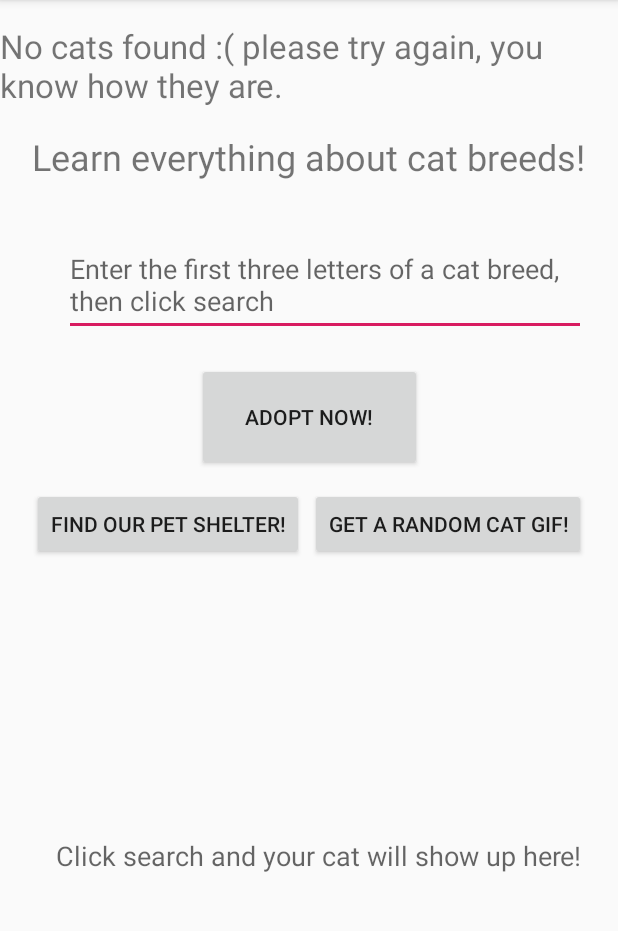
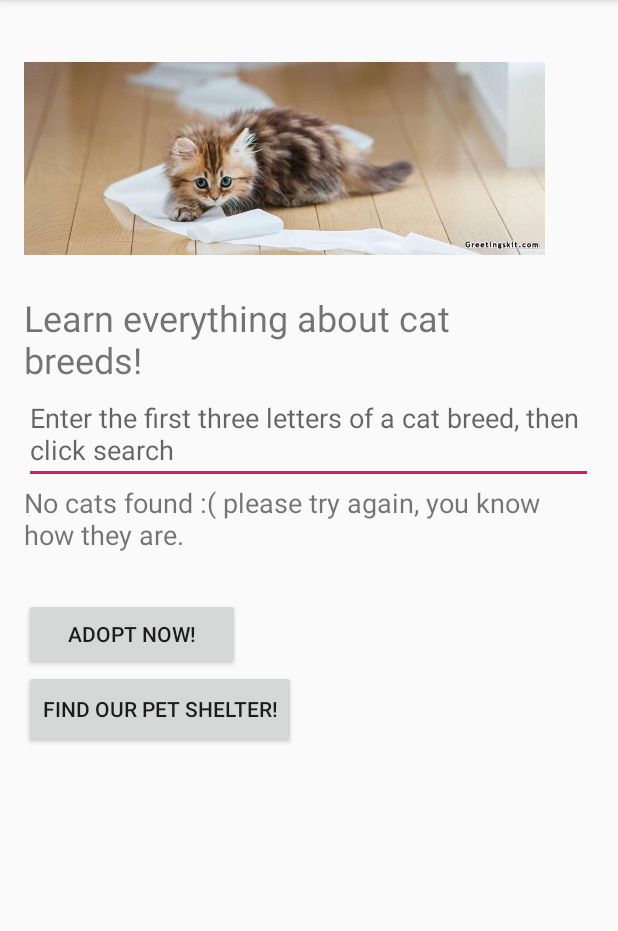
Before and after one commit to madameJeanette/WhoCat, an Android app: the screen it shows after launch (MainActivity), after a tap on "SEARCH", on a phone screen of 412 x 824 dp, the part 84-1015 px from its top. Run offline under Robolectric (Android 15) with nearby library versions, the phone set to English and light mode, and no system bars.

Commit message:
fixed crashing bug and added lnear layout and scrollview

```diff
--- a/app/src/main/java/com/example/whocat/MainActivity.java
+++ b/app/src/main/java/com/example/whocat/MainActivity.java
@@ -27,6 +27,9 @@ import java.net.URL;
 // implement LoaderManager.LoaderCallbacks<String> on MainActivity
 public class MainActivity extends AppCompatActivity implements  LoaderManager.LoaderCallbacks<String>, CatAdapter.ListItemClickListener {
 
+    //  Create a static final key to store the search's raw JSON
+    /* A constant to save and restore the JSON that is being displayed */
+    private static final String SEARCH_QUERY_URL_EXTRA = "query";
    // private TextView mCatBreedsTextView;
    // Create a constant int to uniquely identify your loader. Call it CAT_SEARCH_LOADER
    /*
@@ -53,10 +56,8 @@ public class MainActivity extends AppCompatActivity implements  LoaderManager.Lo
     private Toast mToast;
     // Create a static final key to store the query's URL
     /* A constant to save and restore the URL that is being displayed */
-    private static final String SEARCH_QUERY_URL_EXTRA = "query";
 
-    //  Create a static final key to store the search's raw JSON
-    /* A constant to save and restore the JSON that is being displayed */
+
 
 
 
@@ -83,11 +84,11 @@ public class MainActivity extends AppCompatActivity implements  LoaderManager.Lo
         mSearchBoxEditText = (EditText) findViewById(R.id.et_search_box);
 
         //get a reference to mUrlDisplayTextView
-        mUrlDisplayTextView = (TextView) findViewById(R.id.tv_url_display);
+       mUrlDisplayTextView = (TextView) findViewById(R.id.tv_url_display);
         // get a reference to mSearchResultsTextView
         mSearchResultsTextView = (TextView) findViewById(R.id.tv_cat_search_results_json);
         // Get a reference to the error TextView using findViewById
-        mErrorMessageDisplay = (TextView) findViewById(R.id.tv_error_message_display);
+      //  mErrorMessageDisplay = (TextView) findViewById(R.id.tv_error_message_display);
 
          // Get a reference to the ProgressBar using findViewById
         mLoadingIndicator = (ProgressBar) findViewById(R.id.pb_loading_indicator);
@@ -95,7 +96,6 @@ public class MainActivity extends AppCompatActivity implements  LoaderManager.Lo
         // If the savedInstanceState bundle is not null, set the text of the URL and search results TextView respectively
         if (savedInstanceState != null) {
             String queryUrl = savedInstanceState.getString(SEARCH_QUERY_URL_EXTRA);
-
 
             mUrlDisplayTextView.setText(queryUrl);
 
@@ -126,14 +126,9 @@ public class MainActivity extends AppCompatActivity implements  LoaderManager.Lo
      *
      * @param v Button that was clicked.
      */
-    public void onClickOpenWebpageGifButton(View v){
-        // Create a String that contains a URL ( make sure it starts with http:// or https:// )
-        String urlAsString = "https://randomcatgifs.com/";
 
-        // Replace the Toast with a call to openWebPage, passing in the URL String from the previous step
-        openWebPage(urlAsString);
 
-    }  public void onClickOpenAdoptButton(View v){
+      public void onClickOpenAdoptButton(View v){
         // Create a String that contains a URL ( make sure it starts with http:// or https:// )
         String urlAsString = "https://ikzoekbaas.dierenbescherming.nl/";
 
@@ -180,19 +175,19 @@ public class MainActivity extends AppCompatActivity implements  LoaderManager.Lo
              * was the simplest.
              */
             if (TextUtils.isEmpty(catQuery)) {
-                mUrlDisplayTextView.setText("No cats found :( please try again, you know how they are.");
+                mSearchResultsTextView.setText("No cats found :( please try again, you know how they are.");
                 return;
             }
 
-            URL githubSearchUrl = NetworkUtils.buildUrl(catQuery);
-            mUrlDisplayTextView.setText(githubSearchUrl.toString());
+            URL catSearchUrl = NetworkUtils.buildUrl(catQuery);
+            mUrlDisplayTextView.setText(catSearchUrl.toString());
 
             // Remove the call to execute the AsyncTask
 
             // Create a bundle called queryBundle
             Bundle queryBundle = new Bundle();
             // Use putString with SEARCH_QUERY_URL_EXTRA as the key and the String value of the URL as the value
-            queryBundle.putString(SEARCH_QUERY_URL_EXTRA, githubSearchUrl.toString());
+            queryBundle.putString(SEARCH_QUERY_URL_EXTRA, catSearchUrl.toString());
 
             /*
              * Now that we've created our bundle that we will pass to our Loader, we need to decide
@@ -211,9 +206,9 @@ public class MainActivity extends AppCompatActivity implements  LoaderManager.Lo
             //Call getSupportLoaderManager and store it in a LoaderManager variable
             LoaderManager loaderManager = getSupportLoaderManager();
             //  Get our Loader by calling getLoader and passing the ID we specified
-            Loader<String> githubSearchLoader = loaderManager.getLoader(CAT_SEARCH_LOADER);
+            Loader<String> catSearchLoader = loaderManager.getLoader(CAT_SEARCH_LOADER);
             // f the Loader was null, initialize it. Else, restart it.
-            if (githubSearchLoader == null) {
+            if (catSearchLoader == null) {
                 loaderManager.initLoader(CAT_SEARCH_LOADER, queryBundle, this);
             } else {
                 loaderManager.restartLoader(CAT_SEARCH_LOADER, queryBundle, this);
@@ -227,12 +222,12 @@ public class MainActivity extends AppCompatActivity implements  LoaderManager.Lo
      * Since it is okay to redundantly set the visibility of a View, we don't
      * need to check whether each view is currently visible or invisible.
      */
-    private void showJsonDataView() {
-        // First, make sure the error is invisible
-        mErrorMessageDisplay.setVisibility(View.INVISIBLE);
-        // Then, make sure the JSON data is visible
-        mSearchResultsTextView.setVisibility(View.VISIBLE);
-    }
+//    private void showJsonDataView() {
+//        // First, make sure the error is invisible
+//        mErrorMessageDisplay.setVisibility(View.INVISIBLE);
+//        // Then, make sure the JSON data is visible
+//        mSearchResultsTextView.setVisibility(View.VISIBLE);
+//    }
 
     // Create a method called showErrorMessage to show the error and hide the data
     /**
@@ -264,6 +259,7 @@ public class MainActivity extends AppCompatActivity implements  LoaderManager.Lo
                 // If args is null, return.
                 /* If no arguments were passed, we don't have a query to perform. Simply return. */
                 if (args == null) {
+
                     return;
                 }
 
@@ -320,7 +316,6 @@ public class MainActivity extends AppCompatActivity implements  LoaderManager.Lo
                 public void deliverResult(String catJson) {
                     mCatsJson = catJson;
                     super.deliverResult(catJson);
-                    onListItemClick(1);
 
             }
         };
@@ -341,7 +336,7 @@ public class MainActivity extends AppCompatActivity implements  LoaderManager.Lo
             showErrorMessage();
         } else {
             mSearchResultsTextView.setText(data);
-            showJsonDataView();
+        //    showJsonDataView();
         }
     }
 
--- a/app/src/main/res/layout/activity_main.xml
+++ b/app/src/main/res/layout/activity_main.xml
@@ -1,144 +1,103 @@
 <?xml version="1.0" encoding="utf-8"?>
-<android.support.constraint.ConstraintLayout xmlns:android="http://schemas.android.com/apk/res/android"
+<LinearLayout xmlns:android="http://schemas.android.com/apk/res/android"
     xmlns:app="http://schemas.android.com/apk/res-auto"
     xmlns:tools="http://schemas.android.com/tools"
-    android:id="@+id/linearLayout2"
+    android:id="@+id/linearLayout"
     android:layout_width="match_parent"
-    android:layout_height="match_parent">
+    android:layout_height="match_parent"
+    android:orientation="vertical"
+    android:paddingLeft="@dimen/activity_horizontal_margin"
+    android:paddingTop="@dimen/activity_vertical_margin"
+    android:paddingRight="@dimen/activity_horizontal_margin">
+
+
+    <ImageView
+        android:id="@+id/imageView1"
+        android:layout_width="347dp"
+        android:layout_height="179dp"
+        android:contentDescription="@string/catimg"
+        android:src="@drawable/cutekittencover" />
+
 
     <TextView
         android:id="@+id/textView"
-        android:layout_width="0dp"
-        android:layout_height="68dp"
-        android:layout_marginStart="21dp"
-        android:layout_marginTop="88dp"
-        android:layout_marginEnd="21dp"
-        android:layout_marginBottom="86dp"
+        android:layout_width="347dp"
+        android:layout_height="wrap_content"
         android:contentDescription="@string/catitle"
         android:text="@string/catitle"
-        android:textSize="24sp"
-        app:layout_constraintBottom_toTopOf="@+id/adopt-button"
-        app:layout_constraintEnd_toEndOf="parent"
-        app:layout_constraintHorizontal_bias="0.0"
-        app:layout_constraintStart_toStartOf="parent"
-        app:layout_constraintTop_toTopOf="parent"
-        app:layout_constraintVertical_bias="0.0" />
-
+        android:textSize="24sp" />
 
     <EditText
         android:id="@+id/et_search_box"
-        android:layout_width="0dp"
-        android:layout_height="0dp"
-        android:layout_marginStart="21dp"
-        android:layout_marginEnd="21dp"
-        android:layout_marginBottom="18dp"
-        android:autofillHints=""
+        android:layout_width="379dp"
+        android:layout_height="wrap_content"
+        android:autofillHints="@string/enter_search"
         android:hint="@string/enter_search"
         android:inputType=""
-        android:textSize="18sp"
-        app:layout_constraintBottom_toTopOf="@+id/adopt-button"
-        app:layout_constraintEnd_toEndOf="parent"
-        app:layout_constraintStart_toStartOf="@+id/textView"
-        app:layout_constraintTop_toBottomOf="@+id/textView" />
+        android:textSize="18sp" />
 
 
+    <ScrollView
+        android:layout_width="match_parent"
+        android:layout_height="76dp">
+
+
+    <TextView
+        android:id="@+id/tv_cat_search_results_json"
+        android:layout_width="376dp"
+        android:layout_height="match_parent"
+        android:text="@string/hint"
+        android:textSize="18sp" />
+
+    </ScrollView>
     <Button
         android:id="@+id/adopt-button"
-        android:layout_width="150dp"
-        android:layout_height="72dp"
-        android:layout_marginBottom="11dp"
+        android:layout_width="144dp"
+        android:layout_height="wrap_content"
         android:onClick="onClickOpenAdoptButton"
-        android:text="@string/adopt"
-        app:layout_constraintBottom_toTopOf="@+id/gif-button"
-        app:layout_constraintEnd_toEndOf="parent"
-        app:layout_constraintStart_toStartOf="parent" />
+        android:text="@string/adopt" />
 
-    <Button
-        android:id="@+id/gif-button"
-        android:layout_width="wrap_content"
-        android:layout_height="wrap_content"
-        android:layout_marginTop="325dp"
-        android:layout_marginEnd="21dp"
-        android:onClick="onClickOpenWebpageGifButton"
-        android:text="@string/gif"
-        app:layout_constraintEnd_toEndOf="parent"
-        app:layout_constraintTop_toTopOf="parent" />
+    <!--<Button-->
+    <!--android:id="@+id/gif-button"-->
+    <!--android:layout_width="0dp"-->
+    <!--android:layout_height="48dp"-->
+    <!--android:layout_marginEnd="25dp"-->
+    <!--android:layout_marginBottom="141dp"-->
+    <!--android:onClick="onClickOpenWebpageGifButton"-->
+    <!--android:text="@string/gif"-->
+    <!--app:layout_constraintBottom_toTopOf="@+id/rv_cats"-->
+    <!--app:layout_constraintEnd_toEndOf="parent"-->
+    <!--app:layout_constraintStart_toEndOf="@+id/geo-button"-->
+    <!--app:layout_constraintTop_toBottomOf="@+id/adopt-button" />-->
 
     <Button
         android:id="@+id/geo-button"
         android:layout_width="wrap_content"
-        android:layout_height="wrap_content"
-        android:layout_marginStart="21dp"
-        android:layout_marginTop="11dp"
+        android:layout_height="52dp"
         android:onClick="onClickOpenAddressButton"
-        android:text="@string/geo"
-        app:layout_constraintStart_toStartOf="parent"
-        app:layout_constraintTop_toBottomOf="@+id/adopt-button" />
+        android:text="@string/geo" />
+
+
+    <android.support.v7.widget.RecyclerView
+        android:id="@+id/rv_cats"
+        android:layout_width="366dp"
+        android:layout_height="10dp"
+        android:layout_marginBottom="15dp"
+        android:scrollbars="vertical">
+
+    </android.support.v7.widget.RecyclerView>
 
     <TextView
-        android:id="@+id/tv_error_message_display"
-        android:layout_width="wrap_content"
-        android:layout_height="0dp"
-        android:layout_marginStart="21dp"
-        android:padding="16dp"
-        android:text="@string/error_message"
-        android:textSize="22sp"
-        android:visibility="invisible"
-        app:layout_constraintBottom_toBottomOf="@+id/tv_cat_search_results_json"
-        app:layout_constraintStart_toStartOf="parent"
-        app:layout_constraintTop_toTopOf="@+id/tv_cat_search_results_json" />
+        android:id="@+id/tv_url_display"
+        android:layout_width="14dp"
+        android:layout_height="13dp"
+        android:padding="16dp" />
 
     <ProgressBar
         android:id="@+id/pb_loading_indicator"
         android:layout_width="wrap_content"
         android:layout_height="wrap_content"
-        android:layout_marginStart="61dp"
-        android:layout_marginTop="16dp"
-        android:visibility="invisible"
-        app:layout_constraintStart_toStartOf="@+id/tv_error_message_display"
-        app:layout_constraintTop_toTopOf="@+id/tv_cat_search_results_json" />
-
-    <TextView
-        android:id="@+id/tv_url_display"
-        android:layout_width="wrap_content"
-        android:layout_height="wrap_content"
-        android:layout_marginTop="16dp"
-        android:layout_marginBottom="346dp"
-        android:text="Click search and your URL will show up here!"
-        android:textSize="22sp"
-        app:layout_constraintBottom_toTopOf="@+id/rv_cats"
-        app:layout_constraintStart_toStartOf="parent"
-        app:layout_constraintTop_toTopOf="parent" />
-
-    <TextView
-        android:id="@+id/tv_cat_search_results_json"
-        android:layout_width="0dp"
-        android:layout_height="198dp"
-        android:layout_marginStart="21dp"
-        android:layout_marginEnd="21dp"
-        android:layout_marginBottom="28dp"
-        android:hint="@string/hint"
-        android:padding="16dp"
-        android:textSize="18sp"
-        app:layout_constraintBottom_toBottomOf="parent"
-        app:layout_constraintEnd_toEndOf="@+id/tv_error_message_display"
-        app:layout_constraintHorizontal_bias="0.0"
-        app:layout_constraintStart_toStartOf="parent" />
-
-    <android.support.v7.widget.RecyclerView
-        android:id="@+id/rv_cats"
-        android:layout_width="0dp"
-        android:layout_height="0dp"
-        android:layout_marginStart="21dp"
-        android:layout_marginTop="195dp"
-        android:layout_marginEnd="21dp"
-        android:layout_marginBottom="194dp"
-        android:scrollbars="vertical"
-        app:layout_constraintBottom_toBottomOf="parent"
-        app:layout_constraintEnd_toEndOf="@+id/tv_error_message_display"
-        app:layout_constraintHorizontal_bias="0.384"
-        app:layout_constraintStart_toStartOf="parent"
-        app:layout_constraintTop_toBottomOf="@+id/tv_url_display"></android.support.v7.widget.RecyclerView>
+        android:visibility="invisible" />
 
 
-</android.support.constraint.ConstraintLayout>
+</LinearLayout>
--- a/app/src/main/res/layout/cat_list_item.xml
+++ b/app/src/main/res/layout/cat_list_item.xml
@@ -26,4 +26,6 @@
         android:textColor="#000"
         tools:text="ViewHolder instance: 7" />
 
+
+
 </FrameLayout>
```
Also changed, not shown: app/src/main/res/drawable/cutekittencover.jpg (added).
